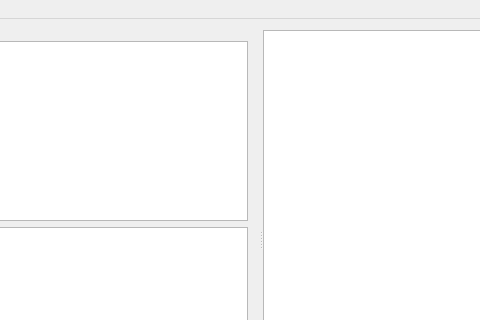
kekdck/graph_editor, file mainwindow.ui: the form before one commit; both pictures show x 124 to 604 and y 0 to 320 of the 740 by 480 pixel window.
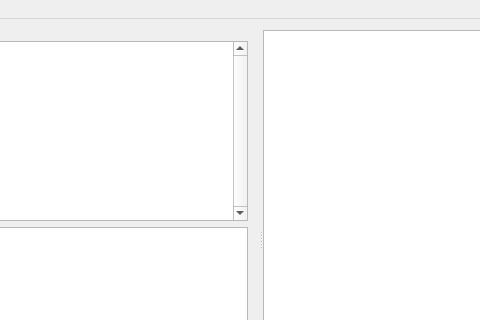
The form after the commit.

Patch:
```diff
--- a/mainwindow.ui
+++ b/mainwindow.ui
@@ -45,6 +45,9 @@
             <verstretch>0</verstretch>
            </sizepolicy>
           </property>
+          <property name="verticalScrollBarPolicy">
+           <enum>Qt::ScrollBarAlwaysOn</enum>
+          </property>
          </widget>
         </item>
         <item>
```
